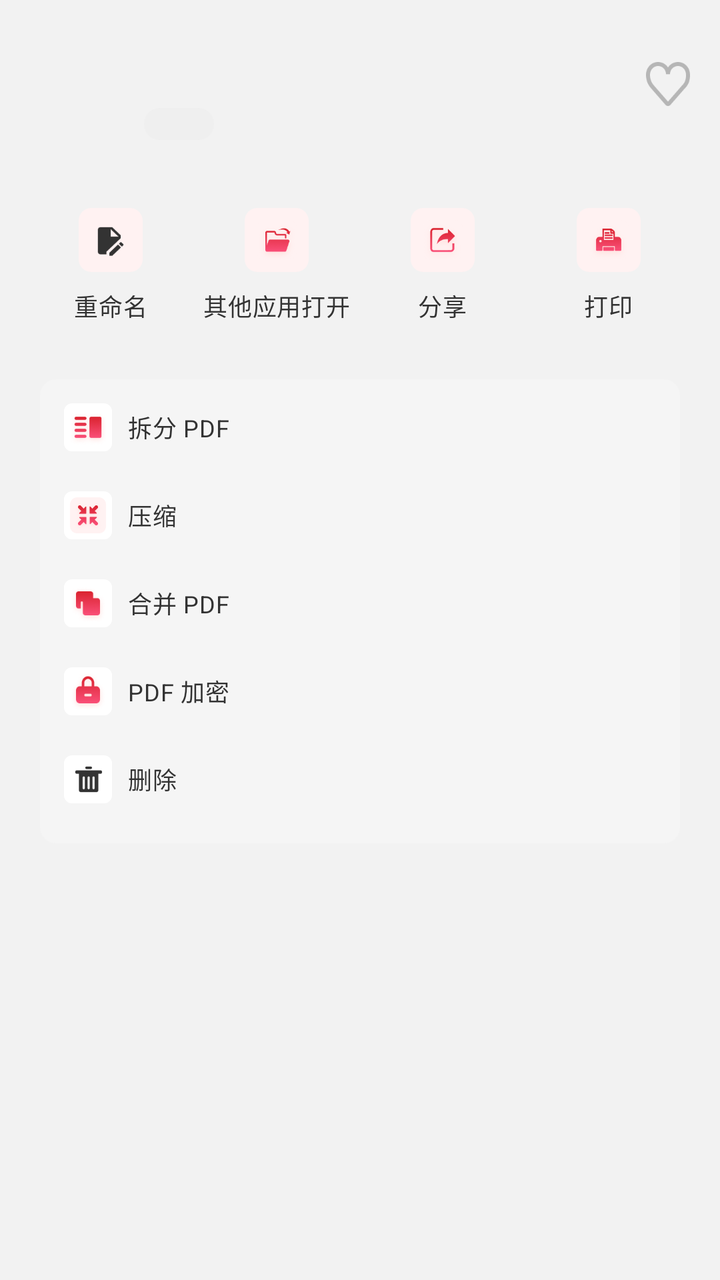
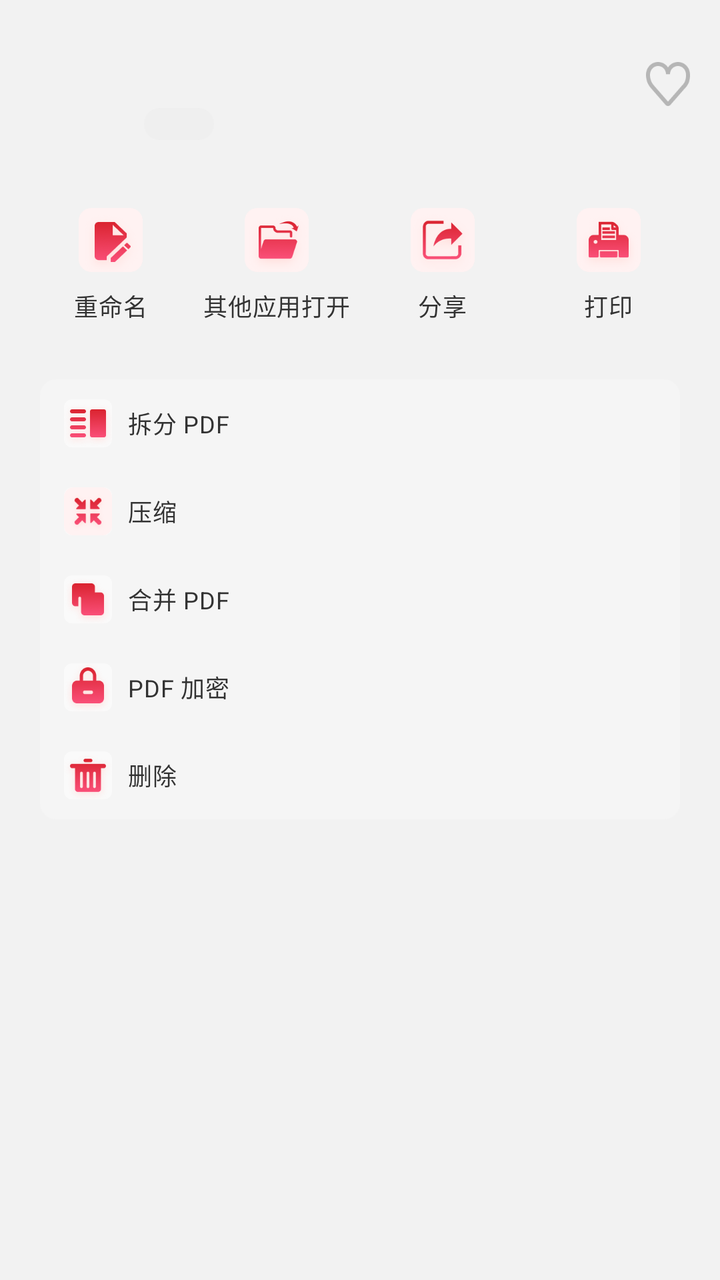

Screens rendered from an Android XML layout before and after an edit, with the pre-edit source and the edit as a unified diff.
<!-- AndroidManifest.xml: application theme Theme.PdfReader -->
<!-- res/layout/files_sheet_file_action.xml -->
<?xml version="1.0" encoding="utf-8"?>
<LinearLayout xmlns:android="http://schemas.android.com/apk/res/android"
    android:layout_width="match_parent"
    android:layout_height="wrap_content"
    android:orientation="vertical"
    android:paddingTop="24dp"
    android:paddingBottom="34dp">

    
    <FrameLayout
        android:layout_width="match_parent"
        android:layout_height="48dp">

        <ImageView
            android:id="@+id/ivThumbnail"
            android:layout_width="48dp"
            android:layout_height="48dp"
            android:layout_gravity="start|top"
            android:layout_marginStart="16dp"
            android:contentDescription="@null"
            android:scaleType="fitCenter" />

        <TextView
            android:id="@+id/tvName"
            style="@style/TextAppearance.AppCore.SheetTitle"
            android:layout_width="match_parent"
            android:layout_height="wrap_content"
            android:layout_gravity="start|top"
            android:layout_marginStart="72dp"
            android:layout_marginTop="4dp"
            android:layout_marginEnd="48dp"
            android:ellipsize="end"
            android:includeFontPadding="false"
            android:maxLines="1" />

        <ImageView
            android:id="@+id/ivCollect"
            android:layout_width="28dp"
            android:layout_height="28dp"
            android:layout_gravity="end|top"
            android:layout_marginTop="4dp"
            android:layout_marginEnd="12dp"
            android:clickable="true"
            android:contentDescription="@string/favourite"
            android:focusable="true"
            android:scaleType="fitCenter"
            android:src="@mipmap/ic_collect_unselect" />

        
        <LinearLayout
            android:layout_width="wrap_content"
            android:layout_height="20dp"
            android:layout_gravity="start|top"
            android:layout_marginStart="72dp"
            android:layout_marginTop="28dp"
            android:gravity="center_vertical"
            android:orientation="horizontal">

            <TextView
                android:id="@+id/tvTypeChip"
                style="@style/Widget.AppCore.TypeChip"
                android:layout_width="35dp"
                android:layout_height="16dp"
                android:paddingStart="0dp"
                android:paddingEnd="0dp"
                android:textAppearance="@style/TextAppearance.AppCore.TypeChip" />

            <TextView
                android:id="@+id/tvMeta"
                style="@style/TextAppearance.AppCore.Meta"
                android:layout_width="wrap_content"
                android:layout_height="wrap_content"
                android:layout_marginStart="4dp"
                android:ellipsize="end"
                android:maxLines="1" />
        </LinearLayout>
    </FrameLayout>

    
    <LinearLayout
        android:layout_width="match_parent"
        android:layout_height="wrap_content"
        android:layout_marginTop="32dp"
        android:orientation="horizontal"
        android:paddingStart="14dp"
        android:paddingEnd="14dp">

        <LinearLayout
            android:id="@+id/actionRename"
            android:layout_width="0dp"
            android:layout_height="wrap_content"
            android:layout_weight="1"
            android:background="?android:attr/selectableItemBackground"
            android:clickable="true"
            android:focusable="true"
            android:gravity="center_horizontal"
            android:orientation="vertical">

            <FrameLayout
                android:layout_width="32dp"
                android:layout_height="32dp"
                android:background="@drawable/bg_icon_tile">

                <ImageView
                    android:layout_width="20dp"
                    android:layout_height="20dp"
                    android:layout_gravity="center"
                    android:contentDescription="@null"
                    android:scaleType="fitCenter"
                    android:src="@mipmap/ic_rename_black" />
            </FrameLayout>

            <TextView
                style="@style/TextAppearance.AppCore.Body"
                android:layout_width="wrap_content"
                android:layout_height="wrap_content"
                android:layout_marginTop="8dp"
                android:fontFamily="sans-serif-medium"
                android:text="@string/rename"
                android:textColor="@color/text_secondary"
                android:textSize="12sp" />
        </LinearLayout>

        <LinearLayout
            android:id="@+id/actionOpenWith"
            android:layout_width="0dp"
            android:layout_height="wrap_content"
            android:layout_weight="1"
            android:background="?android:attr/selectableItemBackground"
            android:clickable="true"
            android:focusable="true"
            android:gravity="center_horizontal"
            android:orientation="vertical">

            <FrameLayout
                android:layout_width="32dp"
                android:layout_height="32dp"
                android:background="@drawable/bg_icon_tile">

                <ImageView
                    android:layout_width="20dp"
                    android:layout_height="20dp"
                    android:layout_gravity="center"
                    android:contentDescription="@null"
                    android:scaleType="fitCenter"
                    android:src="@mipmap/ic_open_with" />
            </FrameLayout>

            <TextView
                style="@style/TextAppearance.AppCore.Body"
                android:layout_width="wrap_content"
                android:layout_height="wrap_content"
                android:layout_marginTop="8dp"
                android:fontFamily="sans-serif-medium"
                android:text="@string/files_open_with"
                android:textColor="@color/text_secondary"
                android:textSize="12sp" />
        </LinearLayout>

        <LinearLayout
            android:id="@+id/actionShare"
            android:layout_width="0dp"
            android:layout_height="wrap_content"
            android:layout_weight="1"
            android:background="?android:attr/selectableItemBackground"
            android:clickable="true"
            android:focusable="true"
            android:gravity="center_horizontal"
            android:orientation="vertical">

            <FrameLayout
                android:layout_width="32dp"
                android:layout_height="32dp"
                android:background="@drawable/bg_icon_tile">

                <ImageView
                    android:layout_width="20dp"
                    android:layout_height="20dp"
                    android:layout_gravity="center"
                    android:contentDescription="@null"
                    android:scaleType="fitCenter"
                    android:src="@mipmap/ic_share_red" />
            </FrameLayout>

            <TextView
                style="@style/TextAppearance.AppCore.Body"
                android:layout_width="wrap_content"
                android:layout_height="wrap_content"
                android:layout_marginTop="8dp"
                android:fontFamily="sans-serif-medium"
                android:text="@string/files_share"
                android:textColor="@color/text_secondary"
                android:textSize="12sp" />
        </LinearLayout>

        <LinearLayout
            android:id="@+id/actionPrint"
            android:layout_width="0dp"
            android:layout_height="wrap_content"
            android:layout_weight="1"
            android:background="?android:attr/selectableItemBackground"
            android:clickable="true"
            android:focusable="true"
            android:gravity="center_horizontal"
            android:orientation="vertical">

            <FrameLayout
                android:layout_width="32dp"
                android:layout_height="32dp"
                android:background="@drawable/bg_icon_tile">

                <ImageView
                    android:layout_width="20dp"
                    android:layout_height="20dp"
                    android:layout_gravity="center"
                    android:contentDescription="@null"
                    android:scaleType="fitCenter"
                    android:src="@mipmap/ic_print" />
            </FrameLayout>

            <TextView
                style="@style/TextAppearance.AppCore.Body"
                android:layout_width="wrap_content"
                android:layout_height="wrap_content"
                android:layout_marginTop="8dp"
                android:fontFamily="sans-serif-medium"
                android:text="@string/files_print"
                android:textColor="@color/text_secondary"
                android:textSize="12sp" />
        </LinearLayout>
    </LinearLayout>

    
    <LinearLayout
        android:layout_width="match_parent"
        android:layout_height="wrap_content"
        android:layout_marginStart="20dp"
        android:layout_marginTop="28dp"
        android:layout_marginEnd="20dp"
        android:background="@drawable/bg_card_r8"
        android:backgroundTint="@color/surface_disabled"
        android:orientation="vertical"
        android:paddingTop="12dp">

        <LinearLayout
            android:id="@+id/rowSplit"
            android:layout_width="match_parent"
            android:layout_height="44dp"
            android:background="?android:attr/selectableItemBackground"
            android:clickable="true"
            android:focusable="true"
            android:gravity="top"
            android:orientation="horizontal"
            android:paddingStart="12dp"
            android:paddingEnd="12dp">

            <ImageView
                android:layout_width="24dp"
                android:layout_height="24dp"
                android:background="@drawable/bg_card_r4"
                android:backgroundTint="@color/white"
                android:contentDescription="@null"
                android:padding="3dp"
                android:scaleType="fitCenter"
                android:src="@mipmap/ic_split_pdf" />

            <TextView
                style="@style/TextAppearance.AppCore.Body"
                android:layout_width="0dp"
                android:layout_height="wrap_content"
                android:layout_marginStart="8dp"
                android:layout_marginTop="3dp"
                android:layout_weight="1"
                android:fontFamily="sans-serif-medium"
                android:text="@string/split"
                android:textColor="@color/text_secondary"
                android:textSize="12sp" />
        </LinearLayout>

        <LinearLayout
            android:id="@+id/rowCompress"
            android:layout_width="match_parent"
            android:layout_height="44dp"
            android:background="?android:attr/selectableItemBackground"
            android:clickable="true"
            android:focusable="true"
            android:gravity="top"
            android:orientation="horizontal"
            android:paddingStart="12dp"
            android:paddingEnd="12dp">

            <ImageView
                android:layout_width="24dp"
                android:layout_height="24dp"
                android:background="@drawable/bg_card_r4"
                android:backgroundTint="@color/white"
                android:contentDescription="@null"
                android:padding="3dp"
                android:scaleType="fitCenter"
                android:src="@mipmap/ic_compress" />

            <TextView
                style="@style/TextAppearance.AppCore.Body"
                android:layout_width="0dp"
                android:layout_height="wrap_content"
                android:layout_marginStart="8dp"
                android:layout_marginTop="3dp"
                android:layout_weight="1"
                android:fontFamily="sans-serif-medium"
                android:text="@string/compress"
                android:textColor="@color/text_secondary"
                android:textSize="12sp" />
        </LinearLayout>

        <LinearLayout
            android:id="@+id/rowMerge"
            android:layout_width="match_parent"
            android:layout_height="44dp"
            android:background="?android:attr/selectableItemBackground"
            android:clickable="true"
            android:focusable="true"
            android:gravity="top"
            android:orientation="horizontal"
            android:paddingStart="12dp"
            android:paddingEnd="12dp">

            <ImageView
                android:layout_width="24dp"
                android:layout_height="24dp"
                android:background="@drawable/bg_card_r4"
                android:backgroundTint="@color/white"
                android:contentDescription="@null"
                android:padding="3dp"
                android:scaleType="fitCenter"
                android:src="@mipmap/ic_merge_pdf" />

            <TextView
                style="@style/TextAppearance.AppCore.Body"
                android:layout_width="0dp"
                android:layout_height="wrap_content"
                android:layout_marginStart="8dp"
                android:layout_marginTop="3dp"
                android:layout_weight="1"
                android:fontFamily="sans-serif-medium"
                android:text="@string/merge"
                android:textColor="@color/text_secondary"
                android:textSize="12sp" />
        </LinearLayout>

        <LinearLayout
            android:id="@+id/rowLock"
            android:layout_width="match_parent"
            android:layout_height="44dp"
            android:background="?android:attr/selectableItemBackground"
            android:clickable="true"
            android:focusable="true"
            android:gravity="top"
            android:orientation="horizontal"
            android:paddingStart="12dp"
            android:paddingEnd="12dp">

            <ImageView
                android:layout_width="24dp"
                android:layout_height="24dp"
                android:background="@drawable/bg_card_r4"
                android:backgroundTint="@color/white"
                android:contentDescription="@null"
                android:padding="3dp"
                android:scaleType="fitCenter"
                android:src="@mipmap/ic_lock" />

            <TextView
                style="@style/TextAppearance.AppCore.Body"
                android:layout_width="0dp"
                android:layout_height="wrap_content"
                android:layout_marginStart="8dp"
                android:layout_marginTop="3dp"
                android:layout_weight="1"
                android:fontFamily="sans-serif-medium"
                android:text="@string/encrypt"
                android:textColor="@color/text_secondary"
                android:textSize="12sp" />
        </LinearLayout>

        <LinearLayout
            android:id="@+id/rowDelete"
            android:layout_width="match_parent"
            android:layout_height="44dp"
            android:background="?android:attr/selectableItemBackground"
            android:clickable="true"
            android:focusable="true"
            android:gravity="top"
            android:orientation="horizontal"
            android:paddingStart="12dp"
            android:paddingEnd="12dp">

            <ImageView
                android:layout_width="24dp"
                android:layout_height="24dp"
                android:background="@drawable/bg_card_r4"
                android:backgroundTint="@color/white"
                android:contentDescription="@null"
                android:padding="3dp"
                android:scaleType="fitCenter"
                android:src="@mipmap/ic_delete_black" />

            <TextView
                style="@style/TextAppearance.AppCore.Body"
                android:layout_width="0dp"
                android:layout_height="wrap_content"
                android:layout_marginStart="8dp"
                android:layout_marginTop="3dp"
                android:layout_weight="1"
                android:fontFamily="sans-serif-medium"
                android:text="@string/delete"
                android:textColor="@color/text_secondary"
                android:textSize="12sp" />
        </LinearLayout>

    </LinearLayout>

</LinearLayout>
<!-- resources referenced by this layout -->
<resources>
  <color name="surface_disabled">#f5f5f5</color>
  <color name="text_secondary">#333333</color>
  <color name="white">#ffffff</color>
  <!-- drawable bg_card_r4 (drawable) -->
  <?xml version="1.0" encoding="utf-8"?>
  <shape xmlns:android="http://schemas.android.com/apk/res/android"
      android:shape="rectangle">
      <solid android:color="#fafafa"/>
      <corners android:radius="4dp"/>
  </shape>
  <!-- drawable bg_card_r8 (drawable) -->
  <?xml version="1.0" encoding="utf-8"?>
  <shape xmlns:android="http://schemas.android.com/apk/res/android"
      android:shape="rectangle"
      >
      <solid android:color="#fffafafa"/>
      <corners android:radius="8dp"/>
  </shape>
  <!-- drawable bg_icon_tile (drawable) -->
  <?xml version="1.0" encoding="utf-8"?>
  <shape xmlns:android="http://schemas.android.com/apk/res/android"
      android:shape="rectangle">
      <solid android:color="#fff2f2"/>
      <corners android:radius="6.4dp"/>
  </shape>
  <!-- mipmap ic_delete_black: webp bitmap (mipmap-xxhdpi, 1290 bytes) -->
  <!-- mipmap ic_rename_black: webp bitmap (mipmap-xxhdpi, 1770 bytes) -->
  <string name="compress">压缩</string>
  <string name="delete">删除</string>
  <string name="encrypt">PDF 加密</string>
  <string name="favourite">已收藏</string>
  <string name="files_open_with">其他应用打开</string>
  <string name="files_print">打印</string>
  <string name="files_share">分享</string>
  <string name="merge">合并 PDF</string>
  <string name="rename">重命名</string>
  <string name="split">拆分 PDF</string>
  <style name="TextAppearance.AppCore.Body" parent="TextAppearance.MaterialComponents.Body2">
          <item name="android:textSize">14sp</item>
          <item name="android:textColor">@color/text_secondary</item>
      </style>
  <style name="TextAppearance.AppCore.Meta" parent="TextAppearance.MaterialComponents.Caption">
          <item name="android:textSize">12sp</item>
          <item name="android:textColor">@color/text_placeholder</item>
      </style>
  <style name="TextAppearance.AppCore.TypeChip" parent="TextAppearance.MaterialComponents.Caption">
          <item name="android:textSize">10sp</item>
          <item name="android:textStyle">bold</item>
          <item name="android:includeFontPadding">false</item>
      </style>
  <style name="Theme.PdfReader" parent="Theme.AppCore">
          <item name="android:windowBackground">@color/surface_subtle</item>
      </style>
  <color name="text_placeholder">#999999</color>
  <!-- drawable bg_type_chip (drawable) -->
  <?xml version="1.0" encoding="utf-8"?>
  <shape xmlns:android="http://schemas.android.com/apk/res/android"
      android:shape="rectangle">
      <solid android:color="#efefef"/>
      <corners android:radius="8dp"/>
  </shape>
  <color name="surface_subtle">#f2f2f2</color>
  <color name="brand_primary">#da232f</color>
  <color name="brand_primary_dark">#dc2634</color>
  <color name="text_on_tint">#f8fbff</color>
  <color name="status_error_deep">#cc2631</color>
  <color name="surface_card">#fafafa</color>
  <color name="text_primary">#060606</color>
  <color name="surface_muted">#f1f1f1</color>
  <color name="text_tertiary">#666666</color>
  <color name="status_error_crimson">#c42e47</color>
  <color name="surface_white_alt">#fffdfd</color>
  <style name="MaterialAlertDialog.AppCore" parent="MaterialAlertDialog.MaterialComponents">
          <item name="shapeAppearanceOverlay">@style/ShapeAppearance.AppCore.Dialog</item>
          <item name="backgroundTint">@color/surface_white_alt</item>
      </style>
  <style name="MaterialAlertDialog.AppCore.Title" parent="MaterialAlertDialog.MaterialComponents.Title.Text">
          <item name="android:textColor">@color/text_primary</item>
      </style>
  <style name="ShapeAppearance.AppCore.Dialog" parent="">
          <item name="cornerFamily">rounded</item>
          <item name="cornerSize">@dimen/radius_xl</item>
      </style>
  <dimen name="radius_xl">16dp</dimen>
  <!-- unchanged entries left out for length: 16 -->
</resources>

<!-- the commit's change to res/layout/files_sheet_file_action.xml (unified diff, before → after) -->
@@ -96,19 +96,13 @@
             android:gravity="center_horizontal"
             android:orientation="vertical">
 
-            <FrameLayout
+            <ImageView
                 android:layout_width="32dp"
                 android:layout_height="32dp"
-                android:background="@drawable/bg_icon_tile">
-
-                <ImageView
-                    android:layout_width="20dp"
-                    android:layout_height="20dp"
-                    android:layout_gravity="center"
-                    android:contentDescription="@null"
-                    android:scaleType="fitCenter"
-                    android:src="@mipmap/ic_rename_black" />
-            </FrameLayout>
+                android:layout_gravity="center"
+                android:contentDescription="@null"
+                android:scaleType="fitCenter"
+                android:src="@mipmap/ic_rename_red" />
 
             <TextView
                 style="@style/TextAppearance.AppCore.Body"
@@ -132,19 +126,13 @@
             android:gravity="center_horizontal"
             android:orientation="vertical">
 
-            <FrameLayout
+            <ImageView
                 android:layout_width="32dp"
                 android:layout_height="32dp"
-                android:background="@drawable/bg_icon_tile">
-
-                <ImageView
-                    android:layout_width="20dp"
-                    android:layout_height="20dp"
-                    android:layout_gravity="center"
-                    android:contentDescription="@null"
-                    android:scaleType="fitCenter"
-                    android:src="@mipmap/ic_open_with" />
-            </FrameLayout>
+                android:layout_gravity="center"
+                android:contentDescription="@null"
+                android:scaleType="fitCenter"
+                android:src="@mipmap/ic_open_with" />
 
             <TextView
                 style="@style/TextAppearance.AppCore.Body"
@@ -168,19 +156,13 @@
             android:gravity="center_horizontal"
             android:orientation="vertical">
 
-            <FrameLayout
+            <ImageView
                 android:layout_width="32dp"
                 android:layout_height="32dp"
-                android:background="@drawable/bg_icon_tile">
-
-                <ImageView
-                    android:layout_width="20dp"
-                    android:layout_height="20dp"
-                    android:layout_gravity="center"
-                    android:contentDescription="@null"
-                    android:scaleType="fitCenter"
-                    android:src="@mipmap/ic_share_red" />
-            </FrameLayout>
+                android:layout_gravity="center"
+                android:contentDescription="@null"
+                android:scaleType="fitCenter"
+                android:src="@mipmap/ic_share_red" />
 
             <TextView
                 style="@style/TextAppearance.AppCore.Body"
@@ -204,19 +186,13 @@
             android:gravity="center_horizontal"
             android:orientation="vertical">
 
-            <FrameLayout
+            <ImageView
                 android:layout_width="32dp"
                 android:layout_height="32dp"
-                android:background="@drawable/bg_icon_tile">
-
-                <ImageView
-                    android:layout_width="20dp"
-                    android:layout_height="20dp"
-                    android:layout_gravity="center"
-                    android:contentDescription="@null"
-                    android:scaleType="fitCenter"
-                    android:src="@mipmap/ic_print" />
-            </FrameLayout>
+                android:layout_gravity="center"
+                android:contentDescription="@null"
+                android:scaleType="fitCenter"
+                android:src="@mipmap/ic_print" />
 
             <TextView
                 style="@style/TextAppearance.AppCore.Body"
@@ -237,10 +213,8 @@
         android:layout_marginStart="20dp"
         android:layout_marginTop="28dp"
         android:layout_marginEnd="20dp"
-        android:background="@drawable/bg_card_r8"
-        android:backgroundTint="@color/surface_disabled"
-        android:orientation="vertical"
-        android:paddingTop="12dp">
+        android:background="@drawable/bg_card_gray_r8"
+        android:orientation="vertical">
 
         <LinearLayout
             android:id="@+id/rowSplit"
@@ -249,18 +223,17 @@
             android:background="?android:attr/selectableItemBackground"
             android:clickable="true"
             android:focusable="true"
-            android:gravity="top"
-            android:orientation="horizontal"
-            android:paddingStart="12dp"
-            android:paddingEnd="12dp">
-
-            <ImageView
-                android:layout_width="24dp"
-                android:layout_height="24dp"
-                android:background="@drawable/bg_card_r4"
-                android:backgroundTint="@color/white"
-                android:contentDescription="@null"
-                android:padding="3dp"
+            android:gravity="center_vertical"
+            android:orientation="horizontal"
+            android:paddingStart="12dp"
+            android:paddingEnd="12dp">
+
+            <ImageView
+                android:layout_width="24dp"
+                android:layout_height="24dp"
+                android:background="@drawable/bg_card_r4"
+                android:contentDescription="@null"
+
                 android:scaleType="fitCenter"
                 android:src="@mipmap/ic_split_pdf" />
 
@@ -269,7 +242,6 @@
                 android:layout_width="0dp"
                 android:layout_height="wrap_content"
                 android:layout_marginStart="8dp"
-                android:layout_marginTop="3dp"
                 android:layout_weight="1"
                 android:fontFamily="sans-serif-medium"
                 android:text="@string/split"
@@ -284,18 +256,17 @@
             android:background="?android:attr/selectableItemBackground"
             android:clickable="true"
             android:focusable="true"
-            android:gravity="top"
-            android:orientation="horizontal"
-            android:paddingStart="12dp"
-            android:paddingEnd="12dp">
-
-            <ImageView
-                android:layout_width="24dp"
-                android:layout_height="24dp"
-                android:background="@drawable/bg_card_r4"
-                android:backgroundTint="@color/white"
-                android:contentDescription="@null"
-                android:padding="3dp"
+            android:gravity="center_vertical"
+            android:orientation="horizontal"
+            android:paddingStart="12dp"
+            android:paddingEnd="12dp">
+
+            <ImageView
+                android:layout_width="24dp"
+                android:layout_height="24dp"
+                android:background="@drawable/bg_card_r4"
+                android:contentDescription="@null"
+
                 android:scaleType="fitCenter"
                 android:src="@mipmap/ic_compress" />
 
@@ -304,7 +275,6 @@
                 android:layout_width="0dp"
                 android:layout_height="wrap_content"
                 android:layout_marginStart="8dp"
-                android:layout_marginTop="3dp"
                 android:layout_weight="1"
                 android:fontFamily="sans-serif-medium"
                 android:text="@string/compress"
@@ -319,18 +289,17 @@
             android:background="?android:attr/selectableItemBackground"
             android:clickable="true"
             android:focusable="true"
-            android:gravity="top"
-            android:orientation="horizontal"
-            android:paddingStart="12dp"
-            android:paddingEnd="12dp">
-
-            <ImageView
-                android:layout_width="24dp"
-                android:layout_height="24dp"
-                android:background="@drawable/bg_card_r4"
-                android:backgroundTint="@color/white"
-                android:contentDescription="@null"
-                android:padding="3dp"
+            android:gravity="center_vertical"
+            android:orientation="horizontal"
+            android:paddingStart="12dp"
+            android:paddingEnd="12dp">
+
+            <ImageView
+                android:layout_width="24dp"
+                android:layout_height="24dp"
+                android:background="@drawable/bg_card_r4"
+                android:contentDescription="@null"
+
                 android:scaleType="fitCenter"
                 android:src="@mipmap/ic_merge_pdf" />
 
@@ -339,7 +308,6 @@
                 android:layout_width="0dp"
                 android:layout_height="wrap_content"
                 android:layout_marginStart="8dp"
-                android:layout_marginTop="3dp"
                 android:layout_weight="1"
                 android:fontFamily="sans-serif-medium"
                 android:text="@string/merge"
@@ -354,18 +322,17 @@
             android:background="?android:attr/selectableItemBackground"
             android:clickable="true"
             android:focusable="true"
-            android:gravity="top"
-            android:orientation="horizontal"
-            android:paddingStart="12dp"
-            android:paddingEnd="12dp">
-
-            <ImageView
-                android:layout_width="24dp"
-                android:layout_height="24dp"
-                android:background="@drawable/bg_card_r4"
-                android:backgroundTint="@color/white"
-                android:contentDescription="@null"
-                android:padding="3dp"
+            android:gravity="center_vertical"
+            android:orientation="horizontal"
+            android:paddingStart="12dp"
+            android:paddingEnd="12dp">
+
+            <ImageView
+                android:layout_width="24dp"
+                android:layout_height="24dp"
+                android:background="@drawable/bg_card_r4"
+                android:contentDescription="@null"
+
                 android:scaleType="fitCenter"
                 android:src="@mipmap/ic_lock" />
 
@@ -374,7 +341,6 @@
                 android:layout_width="0dp"
                 android:layout_height="wrap_content"
                 android:layout_marginStart="8dp"
-                android:layout_marginTop="3dp"
                 android:layout_weight="1"
                 android:fontFamily="sans-serif-medium"
                 android:text="@string/encrypt"
@@ -389,27 +355,25 @@
             android:background="?android:attr/selectableItemBackground"
             android:clickable="true"
             android:focusable="true"
-            android:gravity="top"
-            android:orientation="horizontal"
-            android:paddingStart="12dp"
-            android:paddingEnd="12dp">
-
-            <ImageView
-                android:layout_width="24dp"
-                android:layout_height="24dp"
-                android:background="@drawable/bg_card_r4"
-                android:backgroundTint="@color/white"
-                android:contentDescription="@null"
-                android:padding="3dp"
-                android:scaleType="fitCenter"
-                android:src="@mipmap/ic_delete_black" />
-
-            <TextView
-                style="@style/TextAppearance.AppCore.Body"
-                android:layout_width="0dp"
-                android:layout_height="wrap_content"
-                android:layout_marginStart="8dp"
-                android:layout_marginTop="3dp"
+            android:gravity="center_vertical"
+            android:orientation="horizontal"
+            android:paddingStart="12dp"
+            android:paddingEnd="12dp">
+
+            <ImageView
+                android:layout_width="24dp"
+                android:layout_height="24dp"
+                android:background="@drawable/bg_card_r4"
+                android:contentDescription="@null"
+
+                android:scaleType="fitCenter"
+                android:src="@mipmap/ic_delete_red" />
+
+            <TextView
+                style="@style/TextAppearance.AppCore.Body"
+                android:layout_width="0dp"
+                android:layout_height="wrap_content"
+                android:layout_marginStart="8dp"
                 android:layout_weight="1"
                 android:fontFamily="sans-serif-medium"
                 android:text="@string/delete"
<!-- resource entries referenced after the edit -->
@@ -1,8 +1,14 @@
 <!-- resources referenced by this layout -->
 <resources>
-  <color name="surface_disabled">#f5f5f5</color>
   <color name="text_secondary">#333333</color>
-  <color name="white">#ffffff</color>
+  <!-- drawable bg_card_gray_r8 (drawable) -->
+  <?xml version="1.0" encoding="utf-8"?>
+  <shape xmlns:android="http://schemas.android.com/apk/res/android"
+      android:shape="rectangle"
+      >
+      <solid android:color="#fff5f5f5"/>
+      <corners android:radius="8dp"/>
+  </shape>
   <!-- drawable bg_card_r4 (drawable) -->
   <?xml version="1.0" encoding="utf-8"?>
   <shape xmlns:android="http://schemas.android.com/apk/res/android"
@@ -10,23 +16,8 @@
       <solid android:color="#fafafa"/>
       <corners android:radius="4dp"/>
   </shape>
-  <!-- drawable bg_card_r8 (drawable) -->
-  <?xml version="1.0" encoding="utf-8"?>
-  <shape xmlns:android="http://schemas.android.com/apk/res/android"
-      android:shape="rectangle"
-      >
-      <solid android:color="#fffafafa"/>
-      <corners android:radius="8dp"/>
-  </shape>
-  <!-- drawable bg_icon_tile (drawable) -->
-  <?xml version="1.0" encoding="utf-8"?>
-  <shape xmlns:android="http://schemas.android.com/apk/res/android"
-      android:shape="rectangle">
-      <solid android:color="#fff2f2"/>
-      <corners android:radius="6.4dp"/>
-  </shape>
-  <!-- mipmap ic_delete_black: webp bitmap (mipmap-xxhdpi, 1290 bytes) -->
-  <!-- mipmap ic_rename_black: webp bitmap (mipmap-xxhdpi, 1770 bytes) -->
+  <!-- mipmap ic_delete_red: webp bitmap (mipmap-xxhdpi, 8576 bytes) -->
+  <!-- mipmap ic_rename_red: webp bitmap (mipmap-xxhdpi, 6240 bytes) -->
   <string name="compress">压缩</string>
   <string name="delete">删除</string>
   <string name="encrypt">PDF 加密</string>
